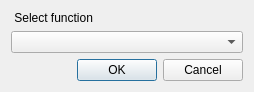
First picture: the form in qt/python/mantidqt/widgets/fitpropertybrowser/add_function_dialog.ui, repository mantidproject/mantid, before the edit.
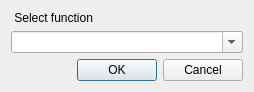
Second picture: the form after the edit.

Commit message: Re #27587 add search in add function dialog on right-click

```diff
--- a/qt/python/mantidqt/widgets/fitpropertybrowser/add_function_dialog.ui
+++ b/qt/python/mantidqt/widgets/fitpropertybrowser/add_function_dialog.ui
@@ -29,7 +29,10 @@
      <item>
       <widget class="QComboBox" name="functionBox">
        <property name="editable">
-        <bool>false</bool>
+        <bool>true</bool>
+       </property>
+       <property name="insertPolicy">
+        <enum>QComboBox::NoInsert</enum>
        </property>
       </widget>
      </item>
```
The commit also changes 2 other files.
